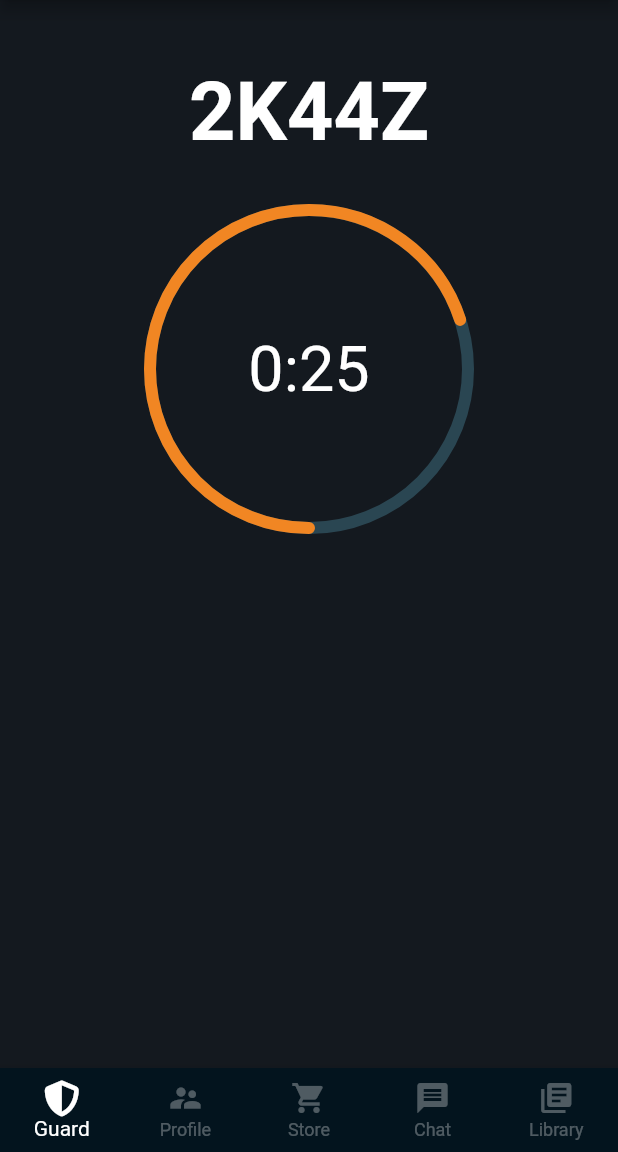
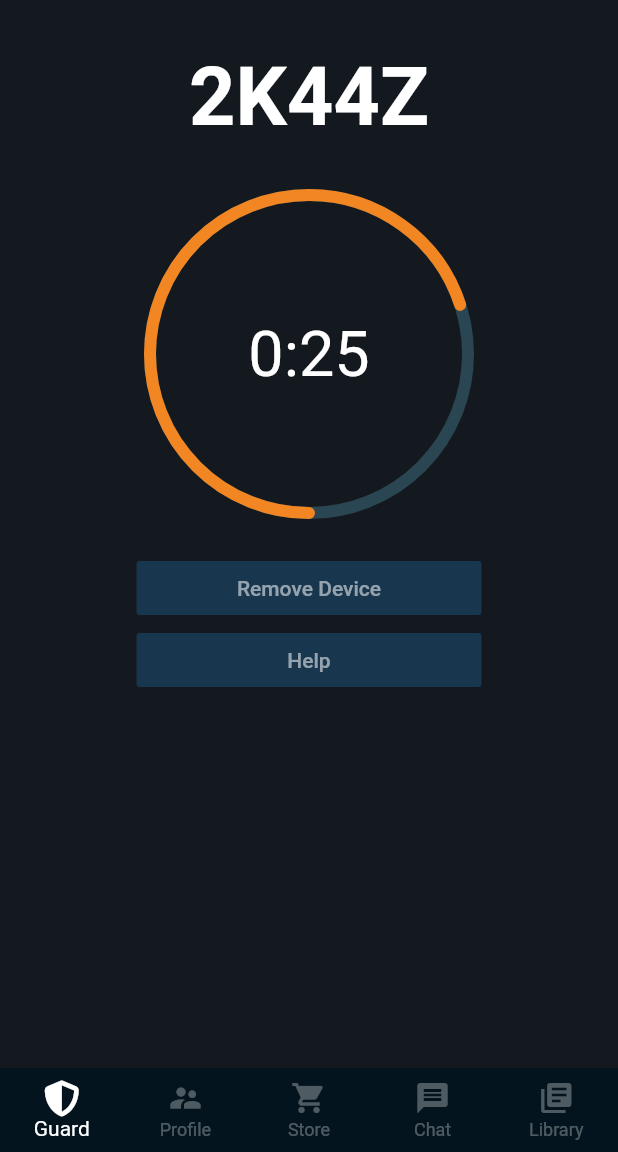
Before and after one commit to Doko-Demo-Doa/steamclient-flutter, a Flutter app: the screen it shows after launch, on a phone screen of 412 x 824 dp, the part 84-1236 px from its top. Run offline on Flutter 3.47's test engine with Material 2 defaults, Android fonts, the phone set to English and light mode, and no system bars; drawn by our look-alikes of percent_indicator; our stand-ins replace dio, font_awesome_flutter, get_it.

Commit message:
Added Remove Device and Help buttons

```diff
--- a/lib/common/predefined_colors.dart
+++ b/lib/common/predefined_colors.dart
@@ -5,4 +5,5 @@ import 'package:steamclient/views/widgets/hex_color.dart';
 HexColor DARK = HexColor('#14191F');
 HexColor ALMOST_BLACK = HexColor('#03141E');
 HexColor DARK_GREY_BLUE = HexColor('#2A4652');
+HexColor DARK_BLUE_GREY = HexColor('#18364E');
 HexColor DUSTY_ORANGE = HexColor('#F18623');
--- a/lib/views/screens/steam_guard.dart
+++ b/lib/views/screens/steam_guard.dart
@@ -7,11 +7,15 @@ class SteamGuard extends StatelessWidget {
   Widget build(BuildContext context) {
     return Container(
       width: double.infinity,
-      padding: EdgeInsets.symmetric(horizontal: 24, vertical: 43),
+      padding: EdgeInsets.symmetric(horizontal: 24, vertical: 33),
       color: PredefinedColors.DARK,
       child: Column(
         children: <Widget>[
-          Text('2K44Z', style: TextStyle(fontSize: 54, color: Colors.white, fontWeight: FontWeight.bold)),
+          Text('2K44Z',
+              style: TextStyle(
+                  fontSize: 54,
+                  color: Colors.white,
+                  fontWeight: FontWeight.bold)),
           Padding(
             padding: const EdgeInsetsDirectional.only(top: 30),
           ),
@@ -20,10 +24,37 @@ class SteamGuard extends StatelessWidget {
             lineWidth: 8.0,
             startAngle: 180,
             percent: 0.7,
-            center: new Text("0:25", style: TextStyle(color: Colors.white, fontSize: 42)),
+            center: new Text("0:25",
+                style: TextStyle(color: Colors.white, fontSize: 42)),
             backgroundColor: PredefinedColors.DARK_GREY_BLUE,
             progressColor: PredefinedColors.DUSTY_ORANGE,
             circularStrokeCap: CircularStrokeCap.round,
+          ),
+          ConstrainedBox(
+            constraints: BoxConstraints(minWidth: 120, maxWidth: 230),
+            child: Column(
+              crossAxisAlignment: CrossAxisAlignment.stretch,
+              mainAxisAlignment: MainAxisAlignment.end,
+              children: <Widget>[
+                Padding(padding: const EdgeInsetsDirectional.only(top: 22)),
+                FlatButton(
+                  color: PredefinedColors.DARK_BLUE_GREY,
+                  onPressed: () {},
+                  child: Text(
+                    'Remove Device',
+                    style: TextStyle(color: Colors.white54),
+                  ),
+                ),
+                FlatButton(
+                  color: PredefinedColors.DARK_BLUE_GREY,
+                  onPressed: () {},
+                  child: Text(
+                    'Help',
+                    style: TextStyle(color: Colors.white54),
+                  ),
+                )
+              ],
+            ),
           )
         ],
       ),
--- a/lib/views/tab_layout.dart
+++ b/lib/views/tab_layout.dart
@@ -20,6 +20,7 @@ class _TabLayoutState extends State<SteamTablayout> {
   Widget build(BuildContext context) {
     return Scaffold(
       appBar: AppBar(
+        elevation: 0,
         backgroundColor: PredefinedColors.ALMOST_BLACK,
           title: Image.asset('assets/images/header_logo.png', height: 36),
           centerTitle: true),
```
